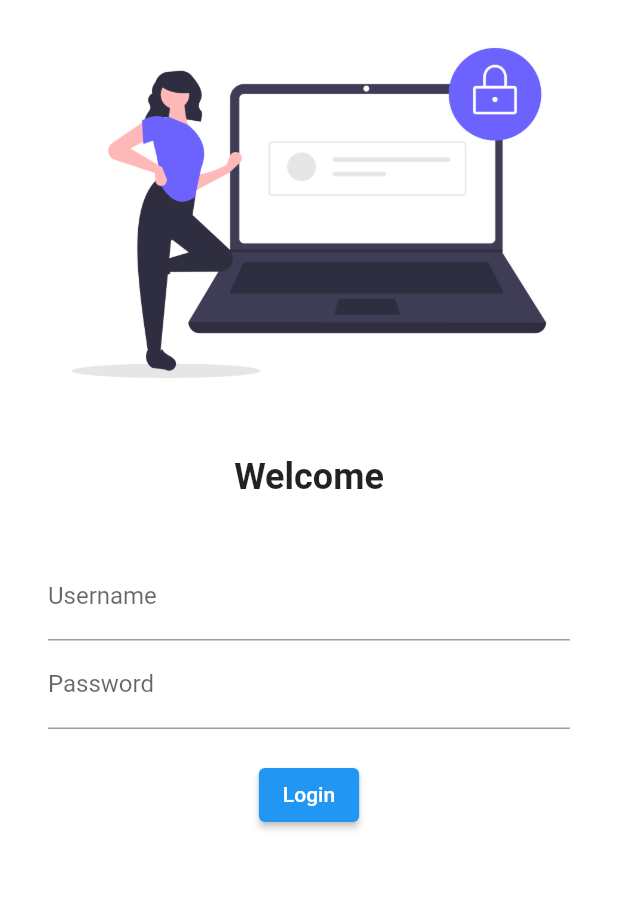
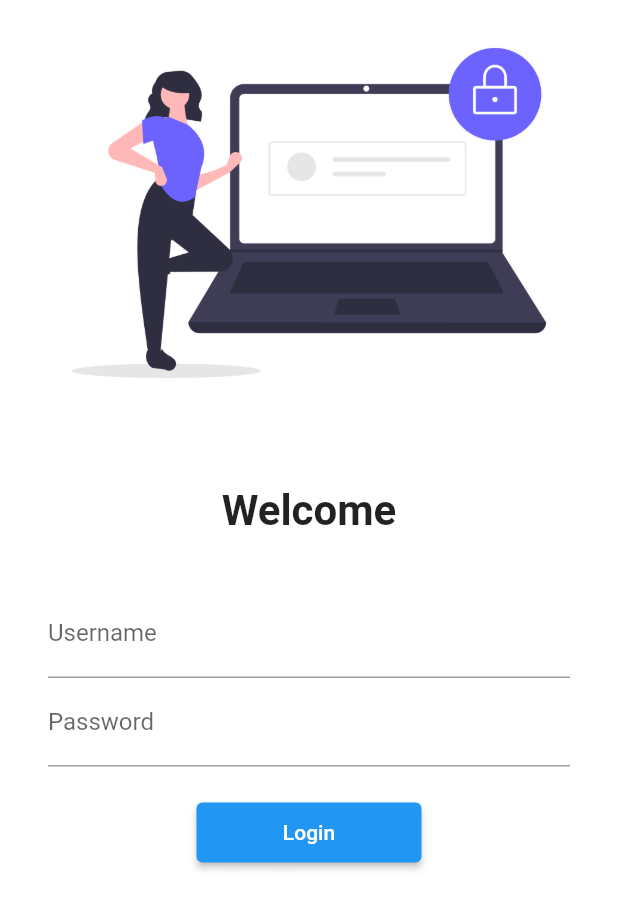
Before and after one commit to Misbahali/Frt, a Flutter app: the screen it shows after launch, on a phone screen of 412 x 824 dp. Shown: the top 909 px of the screen. Run offline on Flutter 3.47's test engine with Material 2 defaults, Android fonts, the phone set to English and light mode, and no system bars; our stand-ins replace google_fonts.

Commit message:
Day6 Completed

```diff
--- a/lib/main.dart
+++ b/lib/main.dart
@@ -1,10 +1,9 @@
 import 'package:flutter/material.dart';
+import 'package:flutter4/utils/routes.dart';
 // ignore: depend_on_referenced_packages
 import 'package:google_fonts/google_fonts.dart';
 import 'package:flutter4/pages/Home_Page.dart';
 import 'package:flutter4/pages/login_page.dart';
-
-
 
 void main() {
   runApp(MyApp());
@@ -20,15 +19,16 @@ class MyApp extends StatelessWidget {
       theme: ThemeData(
         primarySwatch: Colors.deepPurple,
         fontFamily: GoogleFonts.lato().fontFamily,
-        ),
+      ),
+      debugShowCheckedModeBanner: false,
       darkTheme: ThemeData(
         brightness: Brightness.light,
       ),
       initialRoute: "/Login",
       routes: {
         "/": (context) => LoginPage(),
-        "/home": (context) => HomePage(),
-        "/Login": (context) => LoginPage()
+        MyRoutes.homeRoute: (context) => HomePage(),
+        MyRoutes.loginRoute: (context) => LoginPage()
       },
     );
   }
--- a/lib/pages/login_page.dart
+++ b/lib/pages/login_page.dart
@@ -1,23 +1,25 @@
 import 'package:flutter/material.dart';
+import 'package:flutter4/utils/routes.dart';
 
 class LoginPage extends StatelessWidget {
   @override
   Widget build(BuildContext context) {
     return Material(
         color: Colors.white,
-        child: Column(
+        child: SingleChildScrollView(
+            child: Column(
           children: [
             Image.asset(
               "assets/images/login_image.png",
               fit: BoxFit.cover,
             ),
             SizedBox(
-              height: 20.0,
+              height: 40.0,
             ),
             Text(
               "Welcome",
               style: TextStyle(
-                fontSize: 24,
+                fontSize: 28,
                 fontWeight: FontWeight.bold,
               ),
             ),
@@ -43,15 +45,15 @@ class LoginPage extends StatelessWidget {
                   ),
                   ElevatedButton(
                     child: Text("Login"),
-                    style: TextButton.styleFrom(),
+                    style: TextButton.styleFrom(minimumSize: Size(150, 40)),
                     onPressed: () {
-                      print("Hi Misbah");
+                      Navigator.pushNamed(context, MyRoutes.homeRoute);
                     },
                   )
                 ],
               ),
             )
           ],
-        ));
+        )));
   }
 }
--- /dev/null
+++ b/lib/utils/routes.dart
@@ -0,0 +1,4 @@
+class MyRoutes {
+  static String loginRoute = "/Login";
+  static String homeRoute = "/home";
+}
```
